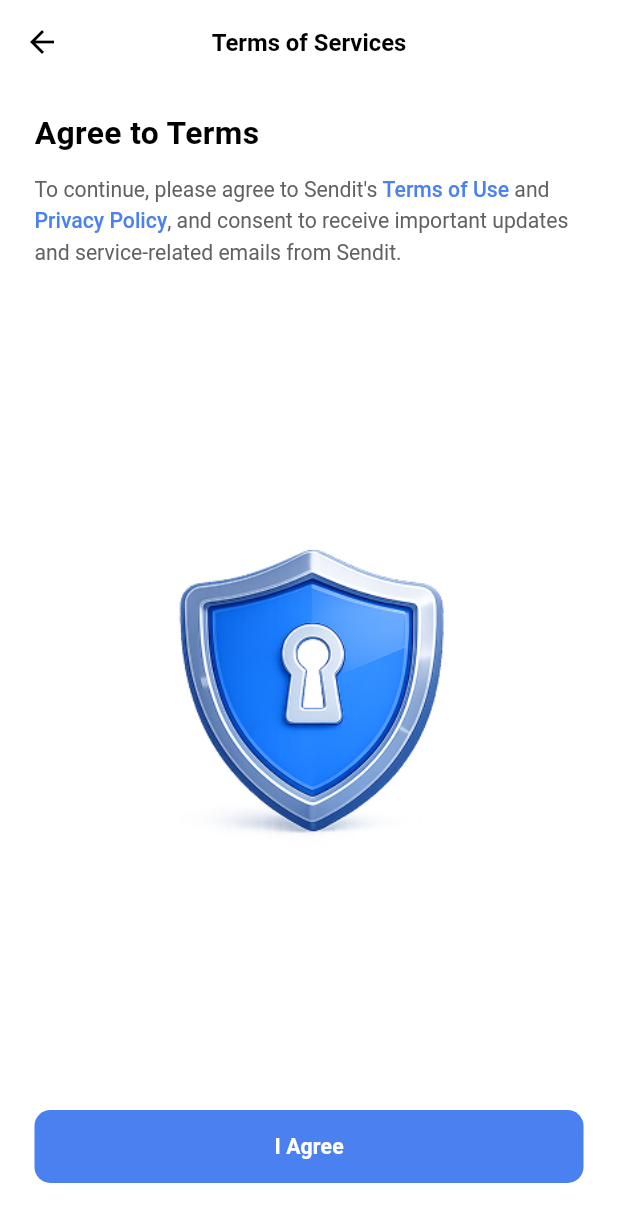
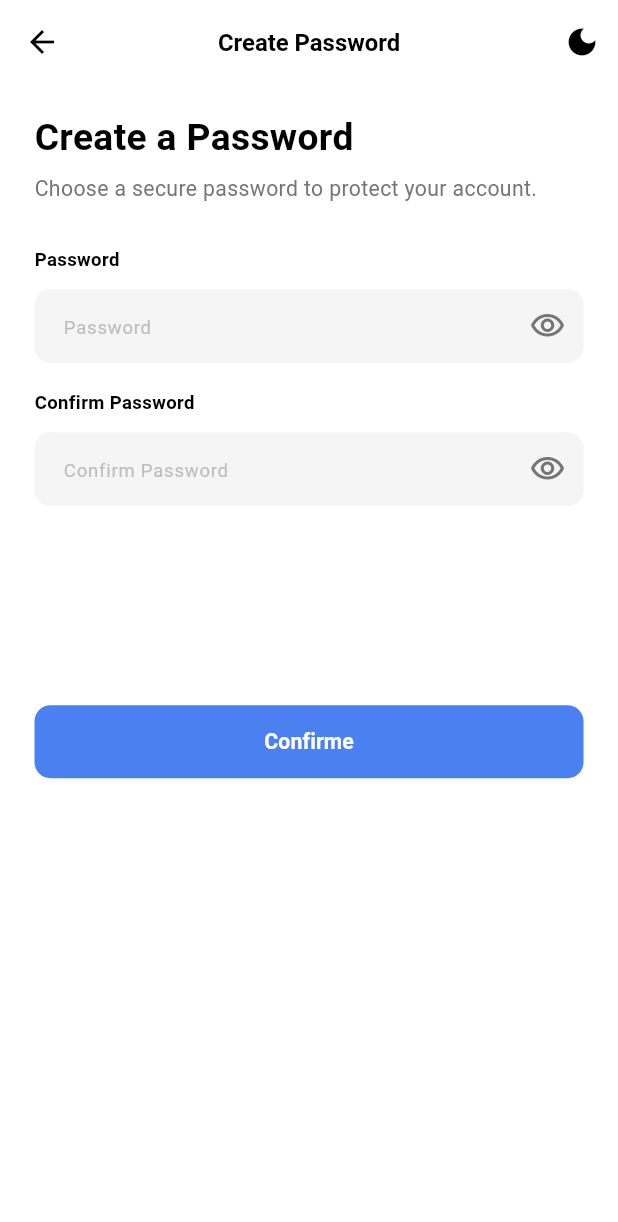
Before and after one commit to srsakilhossen302/raouf26-Mobile-App, a Flutter app: the AgreeToTermsScreen screen opened directly, after a tap on "I Agree", on a phone screen of 412 x 824 dp. Shown: the top 1222 px of the screen. Run offline on Flutter 3.47's test engine with Material 3 defaults, Android fonts, the phone set to English and light mode, and no system bars; our stand-ins replace flutter_screenutil, flutter_svg, get, intl_phone_field.

Commit message:
feat: add create password screen and connect from agree to terms
Implement the create password screen with password and confirm password fields, including visibility toggle. Connect the "Continue" button on the agree to terms screen to navigate to the new screen.

```diff
--- a/lib/View/Screen/AgreeToTermsScreen/agree_to_terms_screen.dart
+++ b/lib/View/Screen/AgreeToTermsScreen/agree_to_terms_screen.dart
@@ -3,6 +3,7 @@ import 'package:flutter/material.dart';
 import 'package:flutter_screenutil/flutter_screenutil.dart';
 import 'package:get/get.dart';
 import '../../../Utils/AppImg/app_img.dart';
+import '../CreatePasswordScreen/create_password_screen.dart';
 
 class AgreeToTermsScreen extends StatelessWidget {
   const AgreeToTermsScreen({super.key});
@@ -96,9 +97,7 @@ class AgreeToTermsScreen extends StatelessWidget {
               width: double.infinity,
               height: 55.h,
               child: ElevatedButton(
-                onPressed: () {
-                  // Final logic after agreement
-                },
+                onPressed: () => Get.to(() => const CreatePasswordScreen()),
                 style: ElevatedButton.styleFrom(
                   backgroundColor: const Color(0xFF4A80F0),
                   shape: RoundedRectangleBorder(
--- /dev/null
+++ b/lib/View/Screen/CreatePasswordScreen/create_password_screen.dart
@@ -0,0 +1,186 @@
+import 'package:flutter/material.dart';
+import 'package:flutter_screenutil/flutter_screenutil.dart';
+import 'package:get/get.dart';
+
+class CreatePasswordScreen extends StatefulWidget {
+  const CreatePasswordScreen({super.key});
+
+  @override
+  State<CreatePasswordScreen> createState() => _CreatePasswordScreenState();
+}
+
+class _CreatePasswordScreenState extends State<CreatePasswordScreen> {
+  bool _isPasswordVisible = false;
+  bool _isConfirmPasswordVisible = false;
+
+  @override
+  Widget build(BuildContext context) {
+    bool isDarkMode = Theme.of(context).brightness == Brightness.dark;
+
+    return Scaffold(
+      backgroundColor: isDarkMode ? const Color(0xFF121212) : Colors.white,
+      appBar: AppBar(
+        backgroundColor: Colors.transparent,
+        elevation: 0,
+        leading: IconButton(
+          icon: Icon(
+            Icons.arrow_back,
+            color: isDarkMode ? Colors.white : Colors.black,
+          ),
+          onPressed: () => Get.back(),
+        ),
+        title: Text(
+          "Create Password",
+          style: TextStyle(
+            color: isDarkMode ? Colors.white : Colors.black,
+            fontSize: 18.sp,
+            fontWeight: FontWeight.w600,
+          ),
+        ),
+        centerTitle: true,
+        actions: [
+          IconButton(
+            icon: Icon(
+              isDarkMode ? Icons.light_mode : Icons.dark_mode,
+              color: isDarkMode ? Colors.white : Colors.black,
+            ),
+            onPressed: () {
+              Get.changeThemeMode(
+                isDarkMode ? ThemeMode.light : ThemeMode.dark,
+              );
+            },
+          ),
+        ],
+      ),
+      body: SingleChildScrollView(
+        padding: EdgeInsets.symmetric(horizontal: 24.w),
+        child: Column(
+          crossAxisAlignment: CrossAxisAlignment.start,
+          children: [
+            SizedBox(height: 20.h),
+            Text(
+              "Create a Password",
+              style: TextStyle(
+                fontSize: 28.sp,
+                fontWeight: FontWeight.bold,
+                color: isDarkMode ? Colors.white : Colors.black,
+              ),
+            ),
+            SizedBox(height: 8.h),
+            Text(
+              "Choose a secure password to protect your account.",
+              style: TextStyle(
+                fontSize: 16.sp,
+                color: isDarkMode ? Colors.white70 : Colors.grey.shade600,
+              ),
+            ),
+            SizedBox(height: 32.h),
+            _inputLabel(label: "Password", isDarkMode: isDarkMode),
+            SizedBox(height: 12.h),
+            _passwordField(
+              hint: "Password",
+              isDarkMode: isDarkMode,
+              isVisible: _isPasswordVisible,
+              onToggle: () {
+                setState(() {
+                  _isPasswordVisible = !_isPasswordVisible;
+                });
+              },
+            ),
+            SizedBox(height: 20.h),
+            _inputLabel(label: "Confirm Password", isDarkMode: isDarkMode),
+            SizedBox(height: 12.h),
+            _passwordField(
+              hint: "Confirm Password",
+              isDarkMode: isDarkMode,
+              isVisible: _isConfirmPasswordVisible,
+              onToggle: () {
+                setState(() {
+                  _isConfirmPasswordVisible = !_isConfirmPasswordVisible;
+                });
+              },
+            ),
+            SizedBox(height: 150.h), // Spacing as per image
+            SizedBox(
+              width: double.infinity,
+              height: 55.h,
+              child: ElevatedButton(
+                onPressed: () {
+                  // Final confirmation logic
+                },
+                style: ElevatedButton.styleFrom(
+                  backgroundColor: const Color(0xFF4A80F0),
+                  shape: RoundedRectangleBorder(
+                    borderRadius: BorderRadius.circular(12.r),
+                  ),
+                  elevation: 0,
+                ),
+                child: Text(
+                  "Confirme",
+                  style: TextStyle(
+                    color: Colors.white,
+                    fontSize: 16.sp,
+                    fontWeight: FontWeight.w600,
+                  ),
+                ),
+              ),
+            ),
+            SizedBox(height: 20.h),
+          ],
+        ),
+      ),
+    );
+  }
+
+  Widget _inputLabel({required String label, required bool isDarkMode}) {
+    return Text(
+      label,
+      style: TextStyle(
+        fontSize: 14.sp,
+        fontWeight: FontWeight.w600,
+        color: isDarkMode ? Colors.white : Colors.black,
+      ),
+    );
+  }
+
+  Widget _passwordField({
+    required String hint,
+    required bool isDarkMode,
+    required bool isVisible,
+    required VoidCallback onToggle,
+  }) {
+    return TextField(
+      obscureText: !isVisible,
+      decoration: InputDecoration(
+        hintText: hint,
+        hintStyle: TextStyle(
+          color: isDarkMode ? Colors.white24 : Colors.grey.shade400,
+          fontSize: 14.sp,
+        ),
+        filled: true,
+        fillColor: isDarkMode
+            ? Colors.white.withOpacity(0.05)
+            : Colors.grey.shade100,
+        border: OutlineInputBorder(
+          borderRadius: BorderRadius.circular(12.r),
+          borderSide: BorderSide.none,
+        ),
+        contentPadding: EdgeInsets.symmetric(
+          horizontal: 16.w,
+          vertical: 16.h,
+        ),
+        suffixIcon: IconButton(
+          icon: Icon(
+            isVisible ? Icons.visibility_off_outlined : Icons.visibility_outlined,
+            color: isDarkMode ? Colors.white60 : Colors.grey.shade600,
+          ),
+          onPressed: onToggle,
+        ),
+      ),
+      style: TextStyle(
+        color: isDarkMode ? Colors.white : Colors.black,
+        fontSize: 16.sp,
+      ),
+    );
+  }
+}
```
